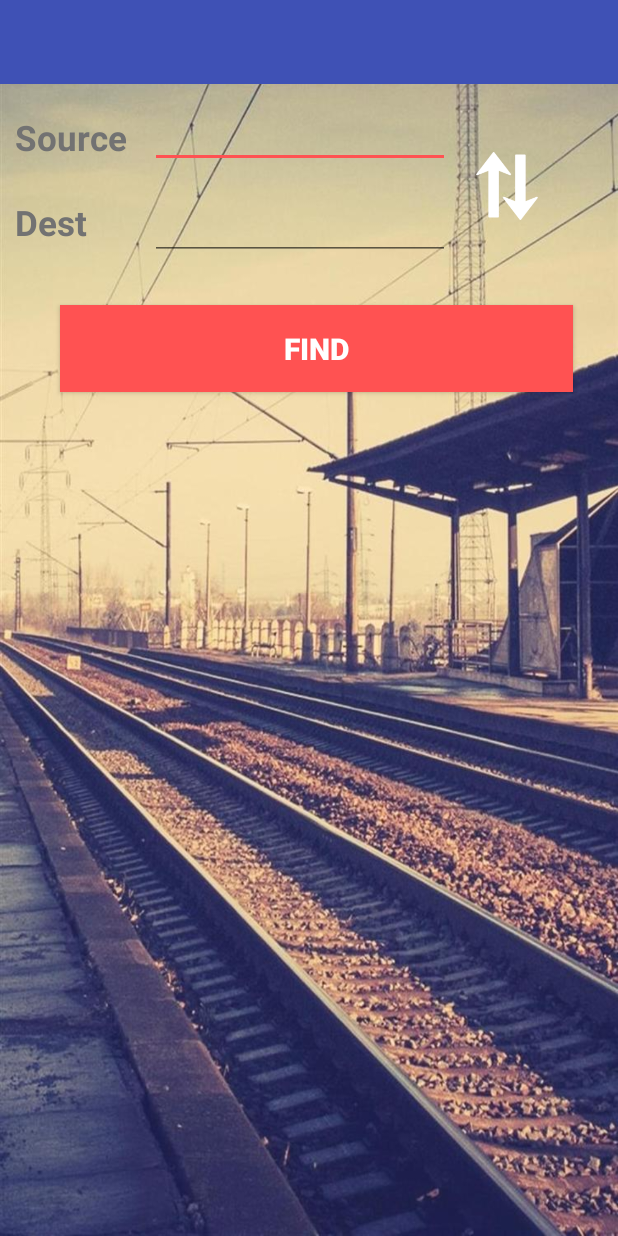
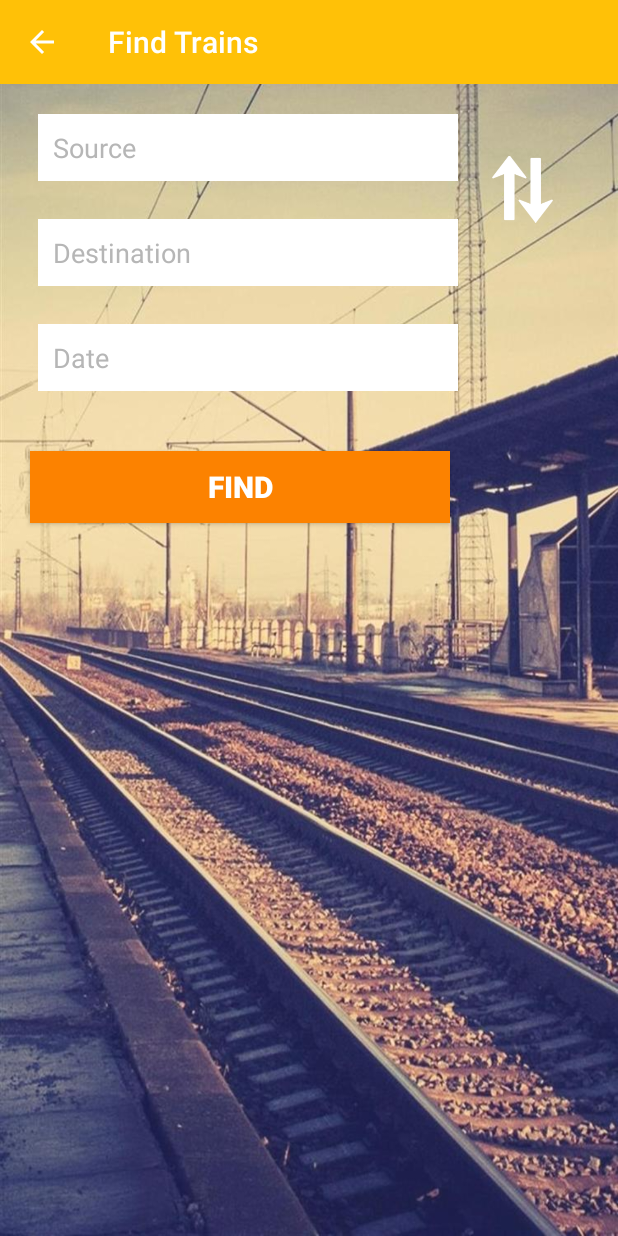
Before and after one commit to sbhambad/IRCTCDemo, an Android app: the FindTrains screen opened directly, with no data from a screen before it, on a phone screen of 412 x 824 dp. Run offline under Robolectric (Android 15) with nearby library versions, the phone set to English and light mode, and no system bars.

Commit message:
image added

```diff
--- a/IRCTC/app/src/main/java/com/zuneeue/irctcinfo/MainActivity.java
+++ b/IRCTC/app/src/main/java/com/zuneeue/irctcinfo/MainActivity.java
@@ -1,18 +1,13 @@
 package com.zuneeue.irctcinfo;
 
+import android.content.Intent;
 import android.os.Bundle;
 import android.support.v7.app.AppCompatActivity;
-import android.util.Log;
 import android.view.Menu;
 import android.view.MenuItem;
 import android.view.View;
 
-import com.zuneeue.irctcinfo.Utils.ConstantValue;
-import com.zuneeue.irctcinfo.models.pnr.PnrData;
-
-import retrofit2.Call;
-import retrofit2.Callback;
-import retrofit2.Response;
+import com.zuneeue.irctcinfo.activities.FindTrains;
 
 public class MainActivity extends AppCompatActivity {
 
@@ -48,31 +43,32 @@ public class MainActivity extends AppCompatActivity {
 
     public void getPnrFunc(String pnrNo) {
 
-        Call<PnrData> pnrData = AppController.railwayService.getPnr(pnrNo, ConstantValue.API_KEY);
-        pnrData.enqueue(new Callback<PnrData>() {
-            @Override
-            public void onResponse(Call<PnrData> call, Response<PnrData> response) {
-
-                Log.e("getTrainName", response.body().getTrainName());
-                Log.e("getTrainNum", response.body().getTrainNum());
-                Log.e("getTotalPassengers", response.body().getTotalPassengers() + "");
-                Log.e("getFromStation", response.body().getFromStation().getName());
-                Log.e("getFromStation", response.body().getToStation().getName());
-
-
-            }
-
-            @Override
-            public void onFailure(Call<PnrData> call, Throwable t) {
-
-            }
-        });
+//        Call<PnrData> pnrData = AppController.railwayService.getPnr(pnrNo, ConstantValue.API_KEY);
+//        pnrData.enqueue(new Callback<PnrData>() {
+//            @Override
+//            public void onResponse(Call<PnrData> call, Response<PnrData> response) {
+//
+//                Log.e("getTrainName", response.body().getTrainName());
+//                Log.e("getTrainNum", response.body().getTrainNum());
+//                Log.e("getTotalPassengers", response.body().getTotalPassengers() + "");
+//                Log.e("getFromStation", response.body().getFromStation().getName());
+//                Log.e("getFromStation", response.body().getToStation().getName());
+//
+//
+//            }
+//
+//            @Override
+//            public void onFailure(Call<PnrData> call, Throwable t) {
+//
+//            }
+//        });
     }
 
 
     public void onClick(View view) {
         switch (view.getId()) {
             case R.id.search_train:
+                startActivity(new Intent(this, FindTrains.class));
                 break;
             case R.id.fare_enquiry:
                 break;
--- a/IRCTC/app/src/main/java/com/zuneeue/irctcinfo/activities/FindTrains.java
+++ b/IRCTC/app/src/main/java/com/zuneeue/irctcinfo/activities/FindTrains.java
@@ -1,26 +1,27 @@
 package com.zuneeue.irctcinfo.activities;
 
+import android.os.Bundle;
 import android.support.v7.app.AppCompatActivity;
-import android.os.Bundle;
-import android.view.Menu;
+import android.support.v7.widget.Toolbar;
 import android.view.MenuItem;
 
 import com.zuneeue.irctcinfo.R;
 
 public class FindTrains extends AppCompatActivity {
 
+    private Toolbar mToolbar;
+
     @Override
     protected void onCreate(Bundle savedInstanceState) {
         super.onCreate(savedInstanceState);
         setContentView(R.layout.activity_find_trains);
+
+        mToolbar = (Toolbar) findViewById(R.id.toolbar);
+        mToolbar.setTitle("Find Trains");
+        setSupportActionBar(mToolbar);
+        getSupportActionBar().setDisplayHomeAsUpEnabled(true);
     }
 
-    @Override
-    public boolean onCreateOptionsMenu(Menu menu) {
-        // Inflate the menu; this adds items to the action bar if it is present.
-        getMenuInflater().inflate(R.menu.menu_find_trains, menu);
-        return true;
-    }
 
     @Override
     public boolean onOptionsItemSelected(MenuItem item) {
@@ -30,7 +31,9 @@ public class FindTrains extends AppCompatActivity {
         int id = item.getItemId();
 
         //noinspection SimplifiableIfStatement
-        if (id == R.id.action_settings) {
+        //noinspection SimplifiableIfStatement
+        if (id == android.R.id.home) {
+            finish();
             return true;
         }
 
--- /dev/null
+++ b/IRCTC/app/src/main/res/drawable/textboxback.xml
@@ -0,0 +1,11 @@
+<?xml version="1.0" encoding="utf-8"?>
+<layer-list xmlns:android="http://schemas.android.com/apk/res/android">
+
+    <item android:id="@android:id/background">
+        <shape>
+            <corners android:radius="5dp" />
+            <solid android:color="#ffffff"/>
+
+        </shape>
+    </item>
+</layer-list>
--- a/IRCTC/app/src/main/res/layout/activity_find_trains.xml
+++ b/IRCTC/app/src/main/res/layout/activity_find_trains.xml
@@ -16,73 +16,69 @@
         android:layout_marginLeft="10dp"
         android:layout_marginTop="20dp">
 
-        <TextView
-            android:id="@+id/sourceTxt"
-            android:layout_width="wrap_content"
-            android:layout_height="wrap_content"
-            android:text="Source"
-            android:textColor="@color/textColorSecondary"
-            android:textSize="23sp"
-            android:textStyle="bold" />
 
         <EditText
             android:id="@+id/source"
-            android:layout_width="200dp"
+            android:layout_width="280dp"
             android:layout_height="wrap_content"
             android:layout_marginLeft="15dp"
-            android:layout_toRightOf="@id/sourceTxt"
-
-            android:padding="3dp"
-            android:textSize="22sp" />
+            android:background="@color/white"
+            android:hint="Source"
+            android:padding="10dp"
+            android:textColorHint="@color/colorDivider"
+            android:textSize="18sp" />
 
         <ImageView
-            android:layout_width="45dp"
-            android:layout_height="45dp"
+            android:layout_width="55dp"
+            android:layout_height="60dp"
             android:layout_marginLeft="15dp"
-
-            android:layout_marginTop="25dp"
+            android:layout_marginTop="20dp"
             android:layout_toRightOf="@+id/source"
+            android:padding="5dp"
             android:src="@drawable/arrow" />
 
 
-        <TextView
-            android:id="@+id/destTxt"
-            android:layout_width="wrap_content"
-            android:layout_height="wrap_content"
-            android:layout_below="@id/sourceTxt"
-            android:layout_marginTop="25dp"
-            android:text="Dest"
-            android:textColor="@color/textColorSecondary"
-            android:textSize="23sp"
-            android:textStyle="bold" />
-
         <EditText
             android:id="@+id/dest"
-            android:layout_width="200dp"
+            android:layout_width="280dp"
             android:layout_height="wrap_content"
             android:layout_below="@id/source"
             android:layout_marginLeft="15dp"
             android:layout_marginTop="25dp"
-            android:layout_toRightOf="@id/sourceTxt"
+            android:background="@color/white"
+            android:hint="Destination"
+            android:padding="10dp"
+            android:textColorHint="@color/colorDivider"
+            android:textSize="18sp" />
 
-            android:padding="3dp"
-            android:textSize="22sp" />
+
+        <EditText
+            android:id="@+id/date"
+            android:layout_width="280dp"
+            android:layout_height="wrap_content"
+            android:layout_below="@id/dest"
+            android:layout_marginLeft="15dp"
+            android:layout_marginTop="25dp"
+            android:background="@color/white"
+            android:editable="false"
+            android:hint="Date"
+            android:padding="10dp"
+            android:textColorHint="@color/colorDivider"
+            android:textSize="18sp" />
 
 
         <Button
-            android:layout_width="match_parent"
+            android:layout_width="280dp"
             android:layout_height="wrap_content"
-            android:layout_below="@id/dest"
+            android:layout_below="@id/date"
+            android:layout_marginLeft="10dp"
+            android:layout_marginRight="10dp"
+            android:layout_marginTop="40dp"
+            android:background="@color/colorAccent"
             android:text="Find"
-            android:layout_marginLeft="30dp"
-            android:layout_marginRight="30dp"
-            android:paddingTop="15dp"
-            android:paddingBottom="15dp"
+            android:textColor="@color/white"
             android:textSize="20sp"
-            android:textStyle="bold"
-            android:background="@color/colorAccent"
-            android:layout_marginTop="30dp"
-            android:textColor="@color/white"/>
+            android:textStyle="bold" />
 
 
     </RelativeLayout>
--- a/IRCTC/app/src/main/res/values/colors.xml
+++ b/IRCTC/app/src/main/res/values/colors.xml
@@ -1,13 +1,13 @@
 <?xml version="1.0" encoding="utf-8"?>
 <resources>
-    <color name="colorPrimary">#3F51B5</color>
-    <color name="colorPrimaryDark">#303F9F</color>
-    <color name="colorPrimaryLight">#C5CAE9</color>
+    <color name="colorPrimary">#FFC107</color>
+    <color name="colorPrimaryDark">#FFA000</color>
+    <color name="colorPrimaryLight">#FFECB3</color>
     <color name="textColorPrimary">#212121</color>
     <color name="textColorSecondary">#727272</color>
     <color name="windowBackground">#FFFFFF</color>
     <color name="navigationBarColor">#000000</color>
-    <color name="colorAccent">#FF5252</color>
+    <color name="colorAccent">#fc8200</color>
     <color name="colorDivider">#B6B6B6</color>
 
 
```
